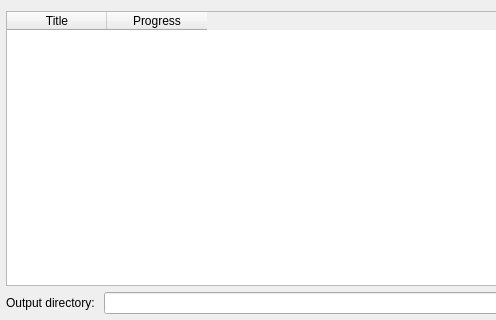
The window that src/plugins/General/converter/converterdialog.ui (ksv1986/qmmp-staging) describes before a commit, drawn with Qt 5; both pictures show x 0 to 496 and y 0 to 320 of the 598 by 430 pixel window.
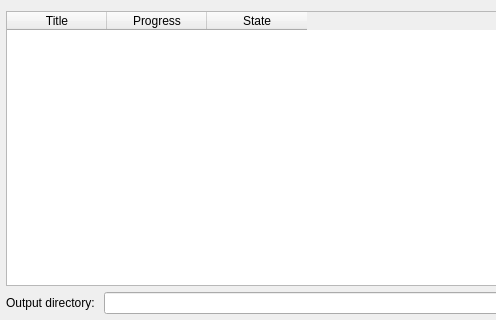
The same window after the commit.

```diff
--- a/src/plugins/General/converter/converterdialog.ui
+++ b/src/plugins/General/converter/converterdialog.ui
@@ -44,6 +44,11 @@
        <string>Progress</string>
       </property>
      </column>
+     <column>
+      <property name="text">
+       <string>State</string>
+      </property>
+     </column>
     </widget>
    </item>
    <item row="1" column="0" colspan="3">
```
